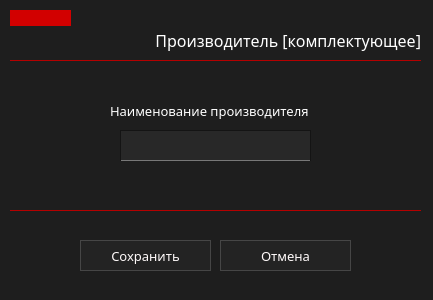
First picture: the form in ui/proizv/addProizvWidget.ui, repository marginalprog/git_pcconf, before the edit.
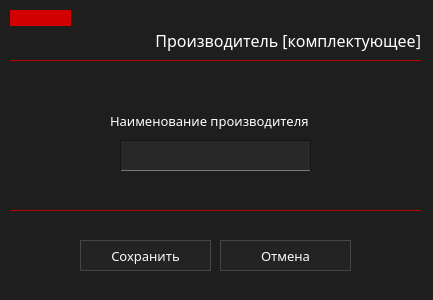
Second picture: the form after the edit. Icons and pictures are not drawn.

Patch:
```diff
--- a/ui/proizv/addProizvWidget.ui
+++ b/ui/proizv/addProizvWidget.ui
@@ -123,7 +123,7 @@
    <property name="geometry">
     <rect>
      <x>120</x>
-     <y>130</y>
+     <y>140</y>
      <width>191</width>
      <height>31</height>
     </rect>
@@ -215,7 +215,7 @@
    <property name="geometry">
     <rect>
      <x>110</x>
-     <y>100</y>
+     <y>110</y>
      <width>221</width>
      <height>21</height>
     </rect>
```
